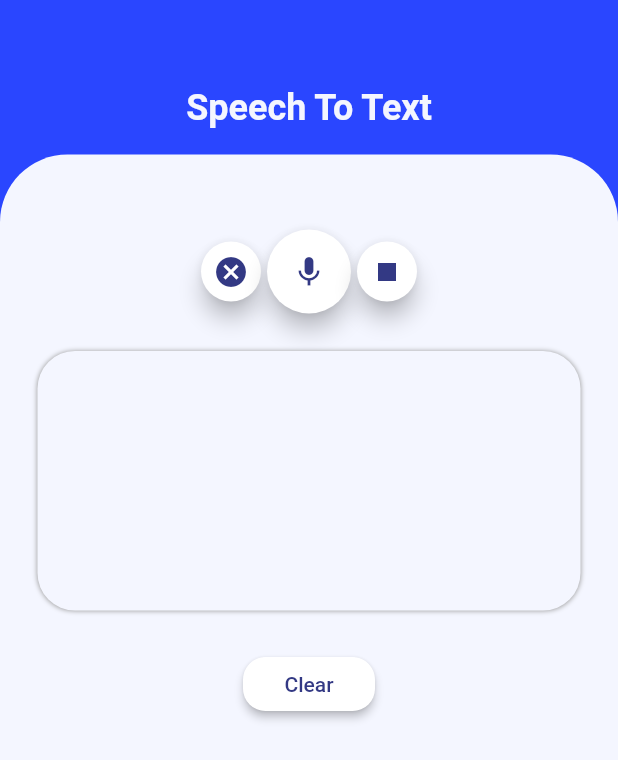
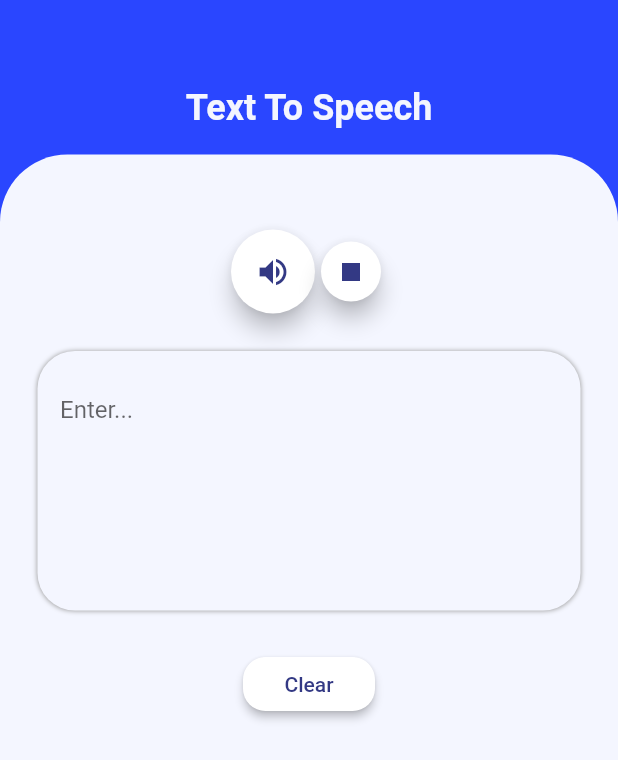
Before and after one commit to HaripriyaB/eme, a Flutter app: the screen it shows after launch, after a tap on "Text To Speech", on a phone screen of 412 x 824 dp. Shown: the top 760 px of the screen. Run offline on Flutter 3.47's test engine with Material 2 defaults, Android fonts, the phone set to English and light mode, and no system bars; our stand-ins replace flutter_tts, speech_to_text.

Commit message:
Added TTS

```diff
--- a/lib/screens/home.dart
+++ b/lib/screens/home.dart
@@ -4,6 +4,7 @@ import 'package:flutter/material.dart';
 import 'package:animations/animations.dart';
 
 import 'stt_page.dart';
+import 'tts_page.dart';
 
 class Home extends StatelessWidget {
   @override
@@ -60,7 +61,7 @@ class Home extends StatelessWidget {
                           );
                         },
                         openBuilder: (context, action){
-                          return SpeechToTextPage();
+                          return TextToSpeechPage();
                         },
                       ),
                     ),
--- /dev/null
+++ b/lib/screens/tts_page.dart
@@ -0,0 +1,187 @@
+import 'package:flutter/material.dart';
+import 'package:flutter_tts/flutter_tts.dart';
+
+import '../sizeconfig.dart';
+
+class TextToSpeechPage extends StatefulWidget {
+  @override
+  _TextToSpeechPageState createState() => _TextToSpeechPageState();
+}
+
+class _TextToSpeechPageState extends State<TextToSpeechPage> {
+  String description = "";
+  bool isPlaying = false;
+  FlutterTts _flutterTts;
+  @override
+  void initState() {
+    super.initState();
+    initializeTts();
+  }
+
+  @override
+  void dispose() {
+    super.dispose();
+    myController.dispose();
+    super.dispose();
+    _flutterTts.stop();
+  }
+
+  initializeTts() {
+    _flutterTts = FlutterTts();
+    setTtsLanguage();
+
+    _flutterTts.setStartHandler(() {
+      setState(() {
+        isPlaying = true;
+      });
+    });
+
+    _flutterTts.setCompletionHandler(() {
+      setState(() {
+        isPlaying = false;
+      });
+    });
+
+    _flutterTts.setErrorHandler((err) {
+      setState(() {
+        print("error occurred: " + err);
+        isPlaying = false;
+      });
+    });
+  }
+
+  void setTtsLanguage() async {
+    await _flutterTts.setLanguage("en-US");
+  }
+
+  Future _speak(String text) async {
+    if (text != null && text.isNotEmpty) {
+      var result = await _flutterTts.speak(text);
+      if (result == 1)
+        setState(() {
+          isPlaying = true;
+        });
+    }
+  }
+
+  Future _stop() async {
+    var result = await _flutterTts.stop();
+    if (result == 1)
+      setState(() {
+        isPlaying = false;
+      });
+  }
+
+  final myController = TextEditingController();
+  @override
+  Widget build(BuildContext context) {
+    return Scaffold(
+      backgroundColor: Theme.of(context).primaryColor,
+      body: Column(
+        children: <Widget>[
+          Container(
+            height: SizeConfig.blockSizeHorizontal * 25,
+            decoration: BoxDecoration(
+              color: Theme.of(context).primaryColor,
+            ),
+            child: Column(
+              children: <Widget>[
+                SizedBox(
+                  height: SizeConfig.blockSizeHorizontal * 14,
+                ),
+                Text(
+                  'Text To Speech',
+                  style: TextStyle(
+                      color: Theme.of(context).backgroundColor,
+                      fontWeight: FontWeight.bold,
+                      fontSize: 24),
+                ),
+              ],
+            ),
+          ),
+          Expanded(
+            child: Container(
+              decoration: BoxDecoration(
+                  color: Theme.of(context).backgroundColor,
+                  borderRadius: BorderRadius.only(
+                      topLeft: Radius.circular(45),
+                      topRight: Radius.circular(45))),
+              child: Column(
+                children: <Widget>[
+                  SizedBox(
+                    height: 50,
+                  ),
+                  Row(
+                    mainAxisAlignment: MainAxisAlignment.center,
+                    children: <Widget>[
+                      FloatingActionButton(
+                        child: Icon(
+                          Icons.volume_up,
+                          color: Theme.of(context).accentColor,
+                        ),
+                        backgroundColor: Colors.white,
+                        onPressed: () {
+                          setState(() {
+                            _speak(description);
+                          });
+                        },
+                      ),
+                      FloatingActionButton(
+                        child: Icon(
+                          Icons.stop,
+                          color: Theme.of(context).accentColor,
+                        ),
+                        mini: true,
+                        backgroundColor: Colors.white,
+                        onPressed: _stop,
+                      ),
+                    ],
+                  ),
+                  Padding(
+                      padding: const EdgeInsets.all(25.0),
+                      child: Container(
+                        padding: EdgeInsets.all(15.0),
+                        height: SizeConfig.blockSizeHorizontal * 42,
+                        width: SizeConfig.blockSizeVertical * 45,
+                        decoration: BoxDecoration(
+                            borderRadius:
+                                BorderRadius.all(Radius.circular(25.0)),
+                            color: Theme.of(context).backgroundColor,
+                            boxShadow: [
+                              BoxShadow(color: Colors.grey, blurRadius: 2.5),
+                            ]),
+                        child: TextField(
+                          keyboardType: TextInputType.multiline,
+                          maxLines: null,
+                          controller: myController,
+                          decoration: InputDecoration(
+                              border: InputBorder.none, hintText: 'Enter...'),
+                          onChanged: (text) {
+                            description = myController.text;
+                          },
+                        ),
+                      )),
+                  RaisedButton(
+                    child: Text(
+                      'Clear',
+                      style: TextStyle(color: Theme.of(context).accentColor),
+                    ),
+                    elevation: 2.4,
+                    color: Colors.white,
+                    shape: RoundedRectangleBorder(
+                        borderRadius: BorderRadius.circular(15.0)),
+                    onPressed: () {
+                      setState(() {
+                        myController.text = "";
+                      });
+                    },
+                  ),
+                ],
+              ),
+            ),
+          ),
+        ],
+      ),
+    );
+  }
+}
--- a/pubspec.yaml
+++ b/pubspec.yaml
@@ -25,6 +25,7 @@ dependencies:
   speech_to_text: ^2.2.0
   flutter:
     sdk: flutter
+  flutter_tts: 1.2.3
 
 
   # The following adds the Cupertino Icons font to your application.
```
Also changed, not shown: pubspec.lock.
